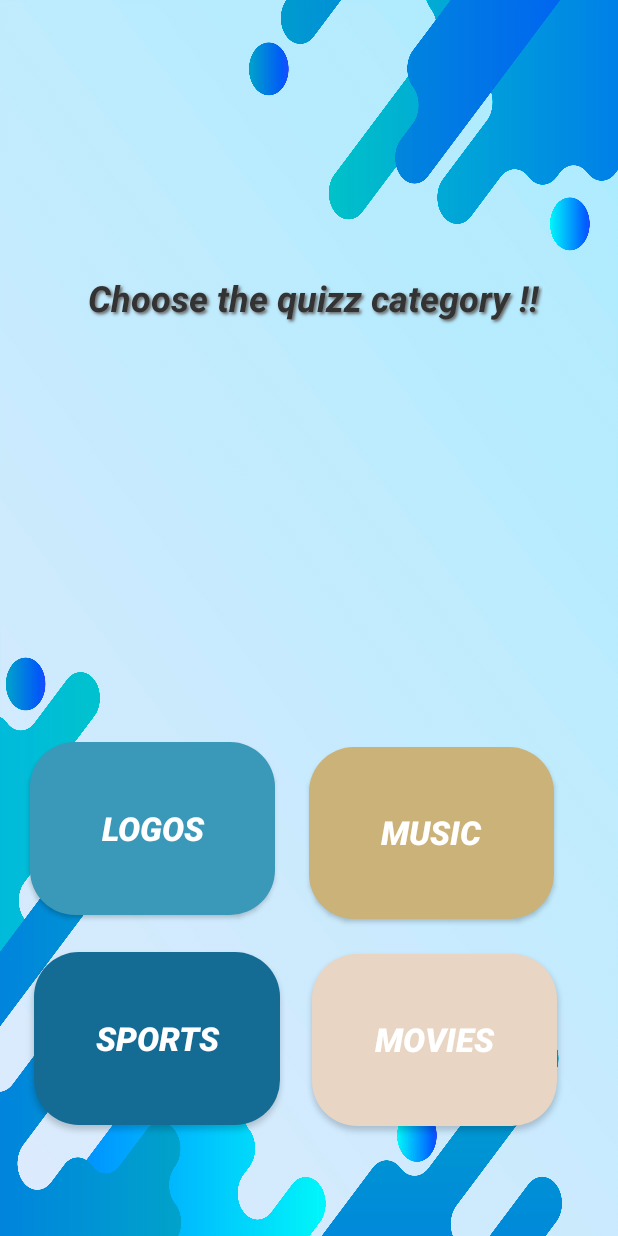
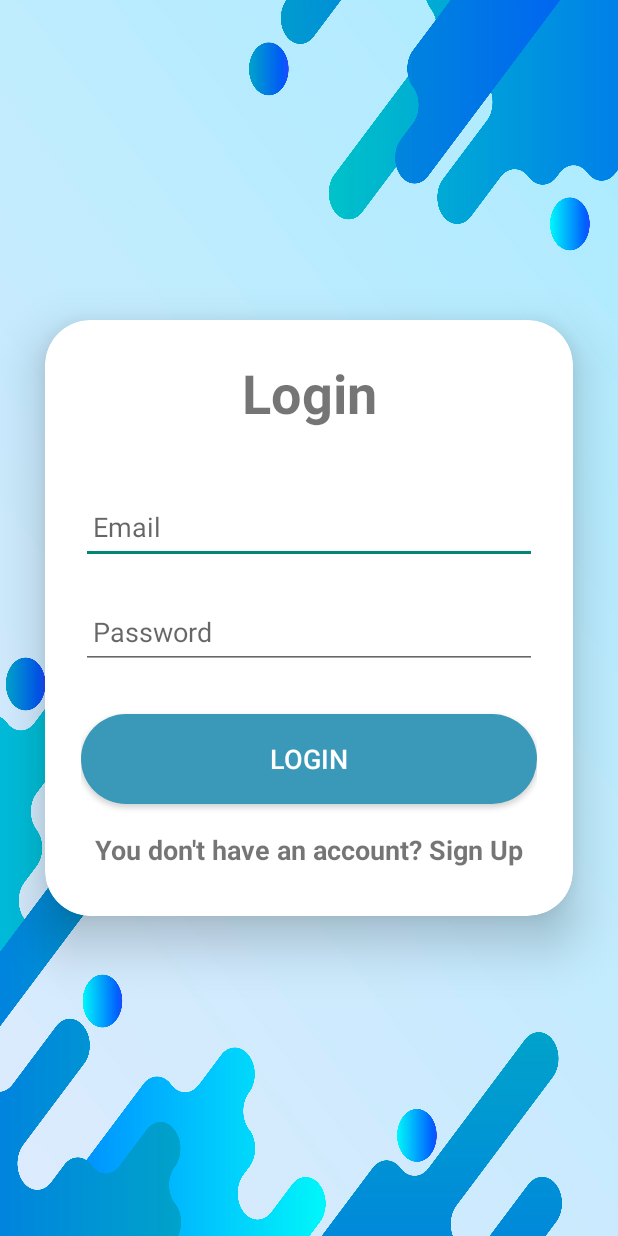
Before and after one commit to Hamzachouchenne/Total-Quiz, an Android app: the screen it shows after launch (categories before the commit, login after it), after a tap on "Start the Quiz", on a phone screen of 412 x 824 dp. Run offline under Robolectric (Android 15) with nearby library versions, the phone set to English and light mode, and no system bars; our stand-ins replace Firebase (no records; nobody signed in at launch, a user with empty details on screens opened directly).

Commit message:
added a login page

```diff
--- a/app/build.gradle
+++ b/app/build.gradle
@@ -1,5 +1,6 @@
 plugins {
     id 'com.android.application'
+    id 'com.google.gms.google-services'
 }
 
 android {
@@ -34,6 +35,7 @@ dependencies {
     implementation 'com.google.android.material:material:1.8.0'
     implementation 'androidx.constraintlayout:constraintlayout:2.1.4'
     implementation 'androidx.cardview:cardview:1.0.0'
+    implementation 'com.google.firebase:firebase-auth-ktx:22.0.0'
     testImplementation 'junit:junit:4.13.2'
     androidTestImplementation 'androidx.test.ext:junit:1.1.5'
     androidTestImplementation 'androidx.test.espresso:espresso-core:3.5.1'
--- a/app/src/main/java/com/example/myquizz2/MainActivity.java
+++ b/app/src/main/java/com/example/myquizz2/MainActivity.java
@@ -18,7 +18,7 @@ public class MainActivity extends AppCompatActivity {
         start.setOnClickListener(new View.OnClickListener() {
             @Override
             public void onClick(View view) {
-                Intent start = new Intent(MainActivity.this,categories.class);
+                Intent start = new Intent(MainActivity.this,login.class);
                 startActivity(start);
             }
         });
--- a/app/src/main/java/com/example/myquizz2/QuestionAnswer.java
+++ b/app/src/main/java/com/example/myquizz2/QuestionAnswer.java
@@ -47,7 +47,7 @@ public class QuestionAnswer {
             "Who won the FIFA World Cup Qatar 2022?" ,
             "Who is the all-time leading scorer in NBA history?" ,
             "Which country will host the summer olympics 2024" ,
-            "Which football club has the most europien champions league?" ,
+            "Which football club has the most europian champions leagues?" ,
             "Which country hosted the FIFA word cup 2018?" ,
             "Who holds the record for the most goals scored in a single FIFA World Cup tournament?" ,
             "Who won the NBA championship in 2021?" ,
--- a/app/src/main/java/com/example/myquizz2/categories.java
+++ b/app/src/main/java/com/example/myquizz2/categories.java
@@ -8,16 +8,19 @@ import android.widget.TextView;
 
 import androidx.appcompat.app.AppCompatActivity;
 
+import com.google.firebase.auth.FirebaseAuth;
+import com.google.firebase.auth.FirebaseUser;
+
 public class categories extends AppCompatActivity{
     Button music;
     Button sport;
     Button logos;
     Button movies;
+
     protected void onCreate(Bundle savedInstanceState) {
 
         super.onCreate(savedInstanceState);
         setContentView(R.layout.categories_tab);
-
         music = (Button) findViewById(R.id.music);
         music.setOnClickListener(new View.OnClickListener() {
             @Override
--- /dev/null
+++ b/app/src/main/java/com/example/myquizz2/login.java
@@ -0,0 +1,71 @@
+package com.example.myquizz2;
+
+import androidx.annotation.NonNull;
+import androidx.appcompat.app.AppCompatActivity;
+
+import android.content.Intent;
+import android.os.Bundle;
+import android.view.View;
+import android.widget.Button;
+import android.widget.EditText;
+import android.widget.ProgressBar;
+import android.widget.TextView;
+import android.widget.Toast;
+
+import com.google.android.gms.tasks.OnCompleteListener;
+import com.google.android.gms.tasks.Task;
+import com.google.firebase.auth.AuthResult;
+import com.google.firebase.auth.FirebaseAuth;
+
+public class login extends AppCompatActivity {
+    FirebaseAuth auth;
+    EditText loginEmail, loginPassword;
+    Button loginButton;
+    TextView redirection;
+    ProgressBar progressbar;
+
+    @Override
+    protected void onCreate(Bundle savedInstanceState) {
+        super.onCreate(savedInstanceState);
+        setContentView(R.layout.activity_login);
+        auth = FirebaseAuth.getInstance();
+        loginEmail = findViewById(R.id.login_email);
+        loginPassword = findViewById(R.id.login_password);
+        loginButton = findViewById(R.id.login_button);
+        redirection = findViewById(R.id.SignUpRedirectText);
+        progressbar = (ProgressBar) findViewById(R.id.progressbar1);
+        loginButton.setOnClickListener(new View.OnClickListener() {
+            @Override
+            public void onClick(View view) {
+                progressbar.setVisibility(View.VISIBLE);
+                String user = loginEmail.getText().toString().trim();
+                String pass = loginPassword.getText().toString().trim();
+                auth.signInWithEmailAndPassword(user, pass)
+                .addOnCompleteListener(new OnCompleteListener<AuthResult>() {
+                    @Override
+                    public void onComplete(@NonNull Task<AuthResult> task) {
+                        progressbar.setVisibility(View.GONE);
+                        if (task.isSuccessful()) {
+                            Toast.makeText(login.this, "Authentication succeded welcome",
+                                    Toast.LENGTH_SHORT).show();
+                            Intent intent = new Intent(login.this,categories.class);
+                            startActivity(intent);
+
+                        } else {
+
+                            Toast.makeText(login.this, "Authentication failed " +task.getException().getMessage()+ " try again please",
+                                    Toast.LENGTH_LONG).show();
+                        }
+                    }
+                });
+            }
+        });
+        redirection.setOnClickListener(new View.OnClickListener() {
+            @Override
+            public void onClick(View view) {
+                Intent intent2 = new Intent(login.this,sign_in.class);
+                startActivity(intent2);
+            }
+        });
+    }
+}
--- a/app/src/main/java/com/example/myquizz2/logo.java
+++ b/app/src/main/java/com/example/myquizz2/logo.java
@@ -56,7 +56,7 @@ public class logo extends AppCompatActivity implements View.OnClickListener{
             selectedAnswer = answer.getText().toString();
 
             if (clickbutton.getId() == R.id.submit_btn) {
-                if (selectedAnswer != ""){
+                if (!selectedAnswer.isEmpty()){
 
                     if (selectedAnswer.toLowerCase().equals(QuestionAnswer.correctAnswerForLogo[currentQuestionIndex].toLowerCase())) {
                         score++;
--- a/app/src/main/res/drawable/movies_category.xml
+++ b/app/src/main/res/drawable/movies_category.xml
@@ -9,7 +9,7 @@
         <shape>
             <corners
                 android:radius="30dp"/>
-            <solid android:width="5dp" android:color="#E8D5C4"/>
+            <solid android:width="5dp" android:color="#916945"/>
 
         </shape>
 
--- a/app/src/main/res/layout/about_tab.xml
+++ b/app/src/main/res/layout/about_tab.xml
@@ -3,12 +3,13 @@
     xmlns:tools="http://schemas.android.com/tools"
     android:layout_width="match_parent"
     android:layout_height="match_parent"
-    xmlns:app="http://schemas.android.com/apk/res-auto">
+    xmlns:app="http://schemas.android.com/apk/res-auto"
+    android:background="@drawable/background">
 
     <androidx.cardview.widget.CardView
         android:layout_width="match_parent"
         android:layout_height="match_parent"
-        app:cardBackgroundColor="#3F51B5"
+        app:cardBackgroundColor="#FFCBB279"
         app:cardCornerRadius="20dp"
         app:cardElevation="20dp"
         app:cardUseCompatPadding="true"
--- /dev/null
+++ b/app/src/main/res/layout/activity_login.xml
@@ -0,0 +1,90 @@
+<?xml version="1.0" encoding="utf-8"?>
+<LinearLayout
+    xmlns:android="http://schemas.android.com/apk/res/android"
+    xmlns:app="http://schemas.android.com/apk/res-auto"
+    xmlns:tools="http://schemas.android.com/tools"
+    android:layout_width="match_parent"
+    android:layout_height="match_parent"
+    android:orientation="vertical"
+    android:gravity="center"
+    android:background="@drawable/background"
+    tools:context=".sign_in">
+
+    <androidx.cardview.widget.CardView
+        android:layout_width="match_parent"
+        android:layout_height="wrap_content"
+        android:layout_margin="30dp"
+        app:cardCornerRadius="30dp"
+        app:cardElevation="20dp">
+
+        <LinearLayout
+            android:layout_width="match_parent"
+            android:layout_height="wrap_content"
+            android:orientation="vertical"
+            android:layout_gravity="center_horizontal"
+            android:padding="24dp">
+
+            <TextView
+                android:layout_width="match_parent"
+                android:layout_height="wrap_content"
+                android:text="Login"
+                android:textSize="36sp"
+                android:textAlignment="center"
+                android:textStyle="bold" />
+
+            <EditText
+                android:layout_width="match_parent"
+                android:layout_height="50dp"
+                android:id="@+id/login_email"
+                android:layout_marginTop="40dp"
+                android:padding="8dp"
+                android:hint="Email"
+                android:inputType="textEmailAddress"
+                android:drawablePadding="8dp"
+                android:textColor="@color/black"/>
+
+            <EditText
+                android:layout_width="match_parent"
+                android:layout_height="50dp"
+                android:id="@+id/login_password"
+                android:layout_marginTop="20dp"
+                android:padding="8dp"
+                android:hint="Password"
+                android:inputType="textPassword"
+                android:drawablePadding="8dp"
+                android:textColor="@color/black"/>
+
+            <ProgressBar
+                android:id="@+id/progressbar1"
+                android:layout_width="wrap_content"
+                android:layout_height="wrap_content"
+                android:layout_gravity="center"
+                android:visibility="gone" />
+
+            <Button
+                android:layout_width="match_parent"
+                android:layout_height="60dp"
+                android:text="Login"
+                android:background="@drawable/sports_category"
+                android:id="@+id/login_button"
+                android:textSize="18sp"
+                android:textColor="@color/white"
+                android:layout_marginTop="30dp"
+                app:cornerRadius = "20dp"/>
+
+            <TextView
+                android:layout_width="wrap_content"
+                android:layout_height="wrap_content"
+                android:id="@+id/SignUpRedirectText"
+                android:text="You don't have an account? Sign Up"
+                android:textStyle="bold"
+                android:layout_gravity="center"
+                android:padding="8dp"
+                android:layout_marginTop="10dp"
+                android:textSize="18sp"/>
+
+        </LinearLayout>
+
+    </androidx.cardview.widget.CardView>
+
+</LinearLayout>
--- a/app/src/main/res/layout/categories_tab.xml
+++ b/app/src/main/res/layout/categories_tab.xml
@@ -32,6 +32,9 @@
         app:layout_constraintStart_toStartOf="parent"
         app:layout_constraintTop_toTopOf="parent"
         app:layout_constraintVertical_bias="0.0" />
+
+
+
 
     <RelativeLayout
         android:layout_width="374dp"
--- a/app/src/main/res/layout/logos.xml
+++ b/app/src/main/res/layout/logos.xml
@@ -40,7 +40,7 @@
         android:layout_marginTop="20dp"
         android:layout_marginEnd="20dp"
         android:layout_marginBottom="20dp"
-        android:text="Which company has this logo ?"
+        android:text="this logo refers to :"
         android:textAlignment="center"
         android:textColor="@color/black"
         android:textSize="24dp"
--- a/build.gradle
+++ b/build.gradle
@@ -1,4 +1,8 @@
-// Top-level build file where you can add configuration options common to all sub-projects/modules.
+buildscript {
+    dependencies {
+        classpath 'com.google.gms:google-services:4.3.15'
+    }
+}// Top-level build file where you can add configuration options common to all sub-projects/modules.
 plugins {
     id 'com.android.application' version '7.4.1' apply false
     id 'com.android.library' version '7.4.1' apply false
```
Also changed, not shown: app/src/main/AndroidManifest.xml (+7 -2 lines), app/src/main/java/com/example/myquizz2/sign_in.java (added, +74 -0 lines), app/src/main/res/layout/activity_sign_in.xml (added, +81 -0 lines), 1 other file.
